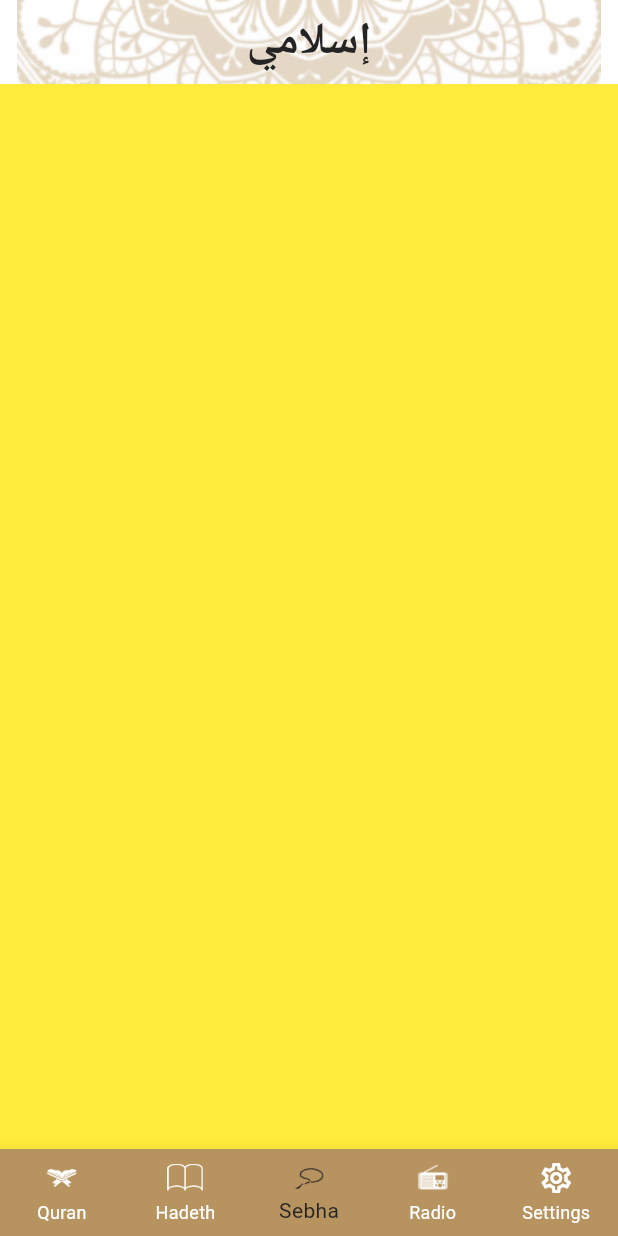
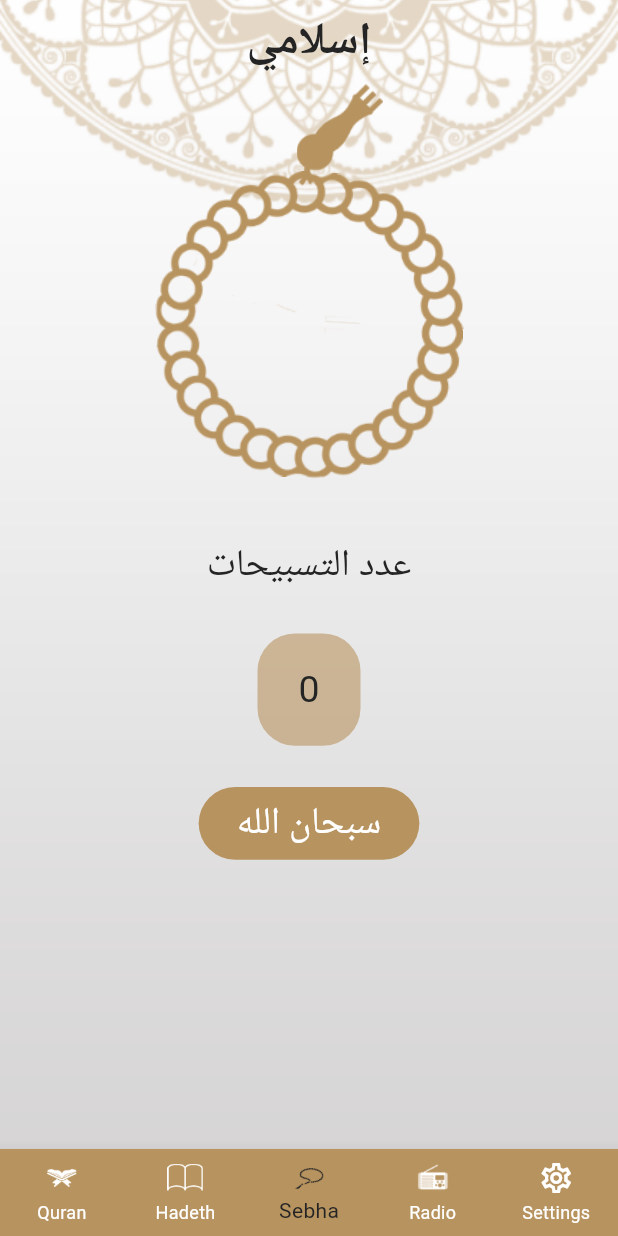
Before and after one commit to osama25s/islami_app, a Flutter app: the screen it shows after launch, item 3 of the bottom bar chosen, on a phone screen of 412 x 824 dp. Run offline on Flutter 3.47's test engine with Material 3 defaults, Android fonts, the phone set to English and light mode, and no system bars.

Commit message:
create sebha tab UI

```diff
--- a/lib/home_screen.dart
+++ b/lib/home_screen.dart
@@ -28,7 +28,7 @@ class _Home_ScreenState extends State<Home_Screen> {
     return Container(
         decoration: BoxDecoration(
             image: DecorationImage(
-                image: AssetImage('assets/images/default_bg.png'))),
+                image: AssetImage('assets/images/default_bg.png'),fit: BoxFit.cover)),
         child: Scaffold(
           appBar: AppBar(
             title: Text('إسلامي'),
--- a/lib/tabs/sebha/sebha_tab.dart
+++ b/lib/tabs/sebha/sebha_tab.dart
@@ -1,12 +1,95 @@
 import 'package:flutter/material.dart';
+import 'package:flutter/widgets.dart';
+import 'package:islami/app_theme.dart';
 
-class SebhaTab extends StatelessWidget {
-  const SebhaTab({super.key});
+class SebhaTab extends StatefulWidget {
+  @override
+  State<SebhaTab> createState() => _SebhaTabState();
+}
 
+class _SebhaTabState extends State<SebhaTab> {
+  int tasbeh = 0;
+  double degree = 28.76;
   @override
   Widget build(BuildContext context) {
-    return Container(
-      color: Colors.yellow,
+    return Center(
+      child: Column(
+        children: [
+          Stack(
+            alignment: Alignment.topCenter,
+            children: [
+              Padding(
+                padding: EdgeInsets.only(
+                    left: MediaQuery.of(context).size.width / 10),
+                child: Image.asset(
+                  'assets/images/head_sebha_logo.png',
+                  height: MediaQuery.of(context).size.height / 10,
+                  width: MediaQuery.of(context).size.width / 4,
+                ),
+              ),
+              Padding(
+                padding: EdgeInsets.only(
+                    top: MediaQuery.of(context).size.height / 14.3),
+                child: GestureDetector(
+                  onTap: () {
+                    tasbeh++;
+                    degree += 10.03;
+                    setState(() {});
+                  },
+                  child: RotationTransition(
+                    turns: AlwaysStoppedAnimation(degree),
+                    //28.76
+                    child: Image.asset(
+                      'assets/images/body_sebha_logo.png',
+                      height: MediaQuery.of(context).size.height / 4,
+                      width: MediaQuery.of(context).size.width / 2,
+                    ),
+                  ),
+                ),
+              ),
+            ],
+          ),
+          SizedBox(
+            height: MediaQuery.of(context).size.height / 20,
+          ),
+          Text(
+            'عدد التسبيحات',
+            style: Theme.of(context).textTheme.headlineSmall,
+          ),
+          Container(
+            alignment: Alignment.center,
+            margin: EdgeInsets.symmetric(
+                vertical: MediaQuery.of(context).size.height / 30),
+            height: MediaQuery.of(context).size.height / 11,
+            width: MediaQuery.of(context).size.width / 6,
+            decoration: BoxDecoration(
+              color: AppTheme.lightprimary.withOpacity(0.6),
+              borderRadius: BorderRadius.circular(25),
+            ),
+            child: Text(
+              '$tasbeh',
+              style: Theme.of(context).textTheme.headlineSmall,
+            ),
+          ),
+          Container(
+            alignment: Alignment.center,
+            height: MediaQuery.of(context).size.height / 17,
+            width: MediaQuery.of(context).size.width / 2.8,
+            decoration: BoxDecoration(
+              color: AppTheme.lightprimary,
+              borderRadius: BorderRadius.circular(25),
+            ),
+            child: Text(
+              'سبحان الله',
+              style: TextStyle(
+                fontSize: 25,
+                fontWeight: FontWeight.w400,
+                color: Colors.white,
+              ),
+            ),
+          ),
+        ],
+      ),
     );
   }
 }
```
